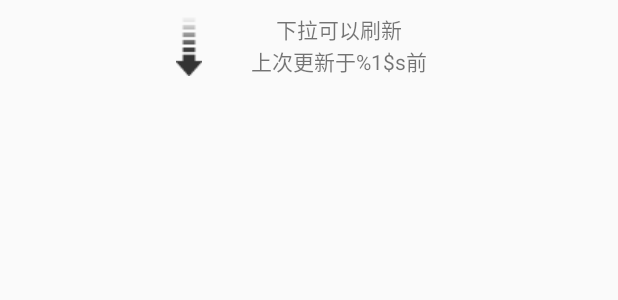
After one commit to cxs2018/DragAndDraw, an Android app: the layout pull_to_refresh.xml on its own in the app's theme, with its tools: preview values and no code run, on a phone screen of 412 x 824 dp. The commit adds this screen. Shown: the top 300 px of the screen. Run offline under Robolectric (Android 15) with nearby library versions, the phone set to English and light mode, and no system bars.

Commit message:
feat: 实现下拉刷新

```diff
--- /dev/null
+++ b/app/src/main/res/layout/pull_to_refresh.xml
@@ -0,0 +1,50 @@
+<?xml version="1.0" encoding="utf-8"?>
+<RelativeLayout xmlns:android="http://schemas.android.com/apk/res/android"
+    xmlns:tools="http://schemas.android.com/tools"
+    android:id="@+id/pull_to_refresh_head"
+    android:layout_width="fill_parent"
+    android:layout_height="60dp">
+<LinearLayout
+    android:layout_width="200dp"
+    android:layout_height="60dp"
+    android:layout_centerInParent="true"
+    android:orientation="horizontal">
+    <RelativeLayout
+        android:layout_width="0dp"
+        android:layout_height="60dp"
+        android:layout_weight="3">
+        <ImageView
+            android:id="@+id/arrow"
+            android:layout_width="wrap_content"
+            android:layout_height="wrap_content"
+            android:layout_centerInParent="true"
+            android:src="@drawable/arrow" />
+        <ProgressBar
+            android:id="@+id/progress_bar"
+            android:layout_width="30dp"
+            android:layout_height="30dp"
+            android:layout_centerInParent="true"
+            android:visibility="gone" />
+    </RelativeLayout>
+    <LinearLayout
+        android:layout_width="0dp"
+        android:layout_height="60dp"
+        android:layout_weight="12"
+        android:orientation="vertical">
+        <TextView
+            android:id="@+id/description"
+            android:layout_width="fill_parent"
+            android:layout_height="0dp"
+            android:layout_weight="1"
+            android:gravity="center_horizontal|bottom"
+            android:text="@string/pull_to_refresh" />
+        <TextView
+            android:id="@+id/updated_at"
+            android:layout_width="fill_parent"
+            android:layout_height="0dp"
+            android:layout_weight="1"
+            android:gravity="center_horizontal|top"
+            android:text="@string/updated_at"/>
+    </LinearLayout>
+</LinearLayout>
+</RelativeLayout>
--- a/app/src/main/res/values/strings.xml
+++ b/app/src/main/res/values/strings.xml
@@ -2,4 +2,11 @@
     <string name="app_name">PhotoGallery</string>
     <!-- TODO: Remove or change this placeholder text -->
     <string name="hello_blank_fragment">Hello blank fragment</string>
+    <string name="pull_to_refresh">下拉可以刷新</string>
+    <string name="release_to_refresh">释放立即刷新</string>
+    <string name="refreshing">正在刷新</string>
+    <string name="not_updated_yet">暂未更新过</string>
+    <string name="updated_at">上次更新于%1$s前</string>
+    <string name="updated_just_now">刚刚更新</string>
+    <string name="time_error">时间有问题</string>
 </resources>
```
Also changed, not shown: app/src/main/AndroidManifest.xml (+25 -11 lines), app/src/main/java/com/cuixuesen/draganddraw/pullToRefresh/RefreshActivity.java (added, +40 -0 lines), app/src/main/java/com/cuixuesen/draganddraw/pullToRefresh/RefreshableView.java (added, +492 -0 lines), app/src/main/res/layout/activity_refresh.xml (added, +18 -0 lines), app/src/main/res/drawable/arrow.png (added).
